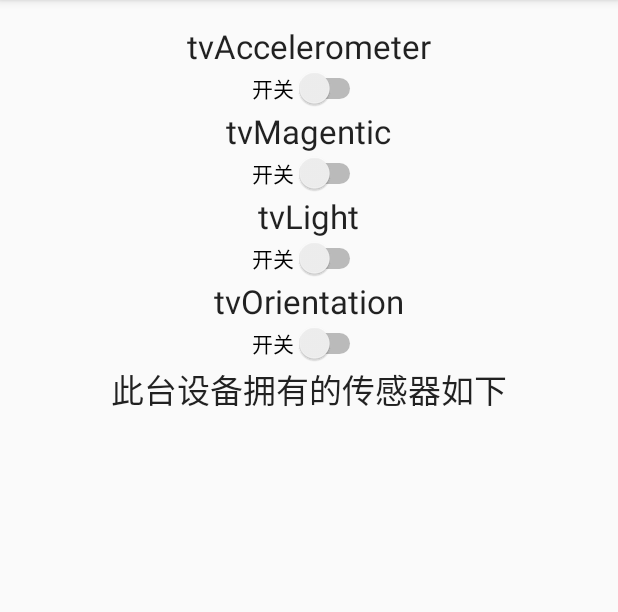
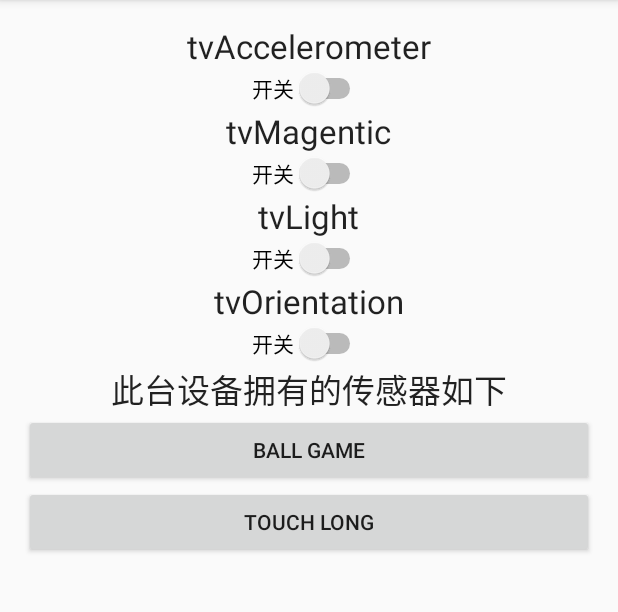
Before and after one commit to ysy950803/ExploreSensor, an Android app: the screen it shows after launch (MainActivity), on a phone screen of 412 x 824 dp, the part 84-696 px from its top. Run offline under Robolectric (Android 15) with nearby library versions, the phone set to English and light mode, and no system bars.

Commit message:
Commit_2

```diff
--- a/src/main/AndroidManifest.xml
+++ b/src/main/AndroidManifest.xml
@@ -15,6 +15,8 @@
                 <category android:name="android.intent.category.LAUNCHER" />
             </intent-filter>
         </activity>
+        <activity android:name=".BallGameActivity" />
+        <activity android:name=".TouchLongActivity"></activity>
     </application>
 
 </manifest>
--- a/src/main/java/com/ysy/exploresensor/MainActivity.java
+++ b/src/main/java/com/ysy/exploresensor/MainActivity.java
@@ -1,5 +1,6 @@
 package com.ysy.exploresensor;
 
+import android.content.Intent;
 import android.hardware.Sensor;
 import android.hardware.SensorEvent;
 import android.hardware.SensorEventListener;
@@ -7,6 +8,7 @@ import android.hardware.SensorManager;
 import android.support.v7.app.AppCompatActivity;
 import android.os.Bundle;
 import android.view.View;
+import android.widget.Button;
 import android.widget.CompoundButton;
 import android.widget.Switch;
 import android.widget.TextView;
@@ -26,10 +28,29 @@ public class MainActivity extends AppCompatActivity implements SensorEventListen
     private Switch switchLight;
     private Switch switchOrientation;
 
+    private Button btnBallGame;
+    private Button btnTouchLong;
+
     @Override
     protected void onCreate(Bundle savedInstanceState) {
         super.onCreate(savedInstanceState);
         setContentView(R.layout.activity_main);
+
+        btnBallGame = (Button) findViewById(R.id.ball_game_btn);
+        btnBallGame.setOnClickListener(new View.OnClickListener() {
+            @Override
+            public void onClick(View v) {
+                startActivity(new Intent(MainActivity.this, BallGameActivity.class));
+            }
+        });
+
+        btnTouchLong = (Button) findViewById(R.id.touch_long_btn);
+        btnTouchLong.setOnClickListener(new View.OnClickListener() {
+            @Override
+            public void onClick(View v) {
+                startActivity(new Intent(MainActivity.this, TouchLongActivity.class));
+            }
+        });
 
         tvAccelerometer = (TextView) findViewById(R.id.tvAccelerometer);
         tvMagentic = (TextView) findViewById(R.id.tvMagentic);
--- a/src/main/res/layout/activity_main.xml
+++ b/src/main/res/layout/activity_main.xml
@@ -10,19 +10,13 @@
     tools:context="com.ysy.exploresensor.MainActivity">
 
     <ScrollView
-        android:layout_width="wrap_content"
-        android:layout_height="wrap_content"
-        android:layout_alignParentBottom="true"
-        android:layout_alignParentEnd="true"
-        android:layout_alignParentLeft="true"
-        android:layout_alignParentRight="true"
-        android:layout_alignParentStart="true"
-        android:layout_alignParentTop="true">
+        android:layout_width="match_parent"
+        android:layout_height="match_parent">
 
         <RelativeLayout
+            android:id="@+id/layout_1"
             android:layout_width="match_parent"
             android:layout_height="wrap_content"
-            android:layout_alignParentBottom="true"
             android:layout_alignParentTop="true">
 
             <TextView
@@ -38,73 +32,87 @@
                 android:id="@+id/tvMagentic"
                 android:layout_width="wrap_content"
                 android:layout_height="wrap_content"
+                android:layout_below="@+id/switchAccelerometer"
+                android:layout_centerHorizontal="true"
                 android:text="tvMagentic"
-                android:textAppearance="?android:attr/textAppearanceLarge"
-                android:layout_below="@+id/switchAccelerometer"
-                android:layout_centerHorizontal="true" />
+                android:textAppearance="?android:attr/textAppearanceLarge" />
 
             <TextView
                 android:id="@+id/tvLight"
                 android:layout_width="wrap_content"
                 android:layout_height="wrap_content"
+                android:layout_below="@+id/switchMagentic"
+                android:layout_centerHorizontal="true"
                 android:text="tvLight"
-                android:textAppearance="?android:attr/textAppearanceLarge"
-                android:layout_below="@+id/switchMagentic"
-                android:layout_centerHorizontal="true" />
+                android:textAppearance="?android:attr/textAppearanceLarge" />
 
             <TextView
                 android:id="@+id/tvOrientation"
                 android:layout_width="wrap_content"
                 android:layout_height="wrap_content"
+                android:layout_below="@+id/switchLight"
+                android:layout_centerHorizontal="true"
                 android:text="tvOrientation"
-                android:textAppearance="?android:attr/textAppearanceLarge"
-                android:layout_below="@+id/switchLight"
-                android:layout_centerHorizontal="true" />
+                android:textAppearance="?android:attr/textAppearanceLarge" />
 
             <TextView
                 android:id="@+id/tvSensors"
                 android:layout_width="wrap_content"
                 android:layout_height="wrap_content"
+                android:layout_below="@+id/switchOrientation"
+                android:layout_centerHorizontal="true"
                 android:text="此台设备拥有的传感器如下"
-                android:textAppearance="?android:attr/textAppearanceLarge"
-                android:layout_below="@+id/switchOrientation"
-                android:layout_centerHorizontal="true" />
+                android:textAppearance="?android:attr/textAppearanceLarge" />
 
             <Switch
+                android:id="@+id/switchAccelerometer"
                 android:layout_width="wrap_content"
                 android:layout_height="wrap_content"
-                android:text="开关"
-                android:id="@+id/switchAccelerometer"
                 android:layout_below="@+id/tvAccelerometer"
                 android:layout_centerHorizontal="true"
-                android:checked="false" />
+                android:checked="false"
+                android:text="开关" />
 
             <Switch
+                android:id="@+id/switchMagentic"
                 android:layout_width="wrap_content"
                 android:layout_height="wrap_content"
-                android:text="开关"
-                android:id="@+id/switchMagentic"
                 android:layout_below="@+id/tvMagentic"
                 android:layout_centerHorizontal="true"
-                android:checked="false" />
+                android:checked="false"
+                android:text="开关" />
 
             <Switch
+                android:id="@+id/switchLight"
                 android:layout_width="wrap_content"
                 android:layout_height="wrap_content"
-                android:text="开关"
-                android:id="@+id/switchLight"
                 android:layout_below="@+id/tvLight"
                 android:layout_centerHorizontal="true"
-                android:checked="false" />
+                android:checked="false"
+                android:text="开关" />
 
             <Switch
+                android:id="@+id/switchOrientation"
                 android:layout_width="wrap_content"
                 android:layout_height="wrap_content"
-                android:text="开关"
-                android:id="@+id/switchOrientation"
                 android:layout_below="@+id/tvOrientation"
                 android:layout_centerHorizontal="true"
-                android:checked="false" />
+                android:checked="false"
+                android:text="开关" />
+
+            <Button
+                android:id="@+id/ball_game_btn"
+                android:text="Ball Game"
+                android:layout_below="@+id/tvSensors"
+                android:layout_width="match_parent"
+                android:layout_height="wrap_content" />
+
+            <Button
+                android:text="Touch Long"
+                android:layout_below="@+id/ball_game_btn"
+                android:id="@+id/touch_long_btn"
+                android:layout_width="match_parent"
+                android:layout_height="wrap_content" />
 
         </RelativeLayout>
 
```
Also changed, not shown: src/main/java/com/ysy/exploresensor/BallGameActivity.java (added, +242 -0 lines), src/main/java/com/ysy/exploresensor/TouchLongActivity.java (added, +83 -0 lines), src/main/res/layout/activity_ball_game.xml (added, +12 -0 lines), src/main/res/layout/activity_touch_long.xml (added, +51 -0 lines), src/main/res/drawable/ball.png (added), src/main/res/drawable/bg.png (added), src/main/res/drawable/circle.jpg (added), 1 other file.
